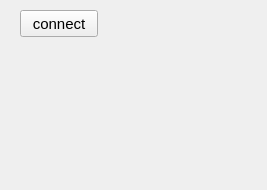
Before: the Qt Designer form QgsWpsDockWidget.ui in sourcepole/qgis-wps-client, drawn with Qt 5.
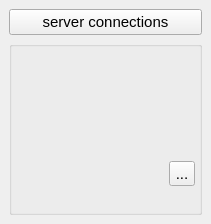
After: the same form once the commit is applied. Icons and pictures are not drawn.

Commit message: grundlegende initialisierung des widgets

The edit to the form file:
```diff
--- a/QgsWpsDockWidget.ui
+++ b/QgsWpsDockWidget.ui
@@ -6,8 +6,8 @@
    <rect>
     <x>0</x>
     <y>0</y>
-    <width>267</width>
-    <height>190</height>
+    <width>211</width>
+    <height>224</height>
    </rect>
   </property>
   <property name="minimumSize">
@@ -42,35 +42,39 @@
    <string>QgsWps</string>
   </property>
   <widget class="QWidget" name="dockWidgetContents">
-   <widget class="QLabel" name="warning">
-    <property name="geometry">
-     <rect>
-      <x>30</x>
-      <y>50</y>
-      <width>161</width>
-      <height>20</height>
-     </rect>
-    </property>
-    <property name="text">
-     <string/>
-    </property>
-    <property name="textFormat">
-     <enum>Qt::PlainText</enum>
-    </property>
-   </widget>
+   <layout class="QGridLayout" name="gridLayout">
+    <item row="0" column="0">
    <widget class="QPushButton" name="btnConnect">
+      <property name="text">
+       <string>server connections</string>
+      </property>
+     </widget>
+    </item>
+    <item row="1" column="0">
+     <widget class="QGroupBox" name="groupBox">
+      <property name="title">
+       <string/>
+      </property>
+      <widget class="QToolButton" name="toolButton">
     <property name="geometry">
      <rect>
-      <x>20</x>
-      <y>10</y>
-      <width>78</width>
-      <height>27</height>
+         <x>160</x>
+         <y>120</y>
+         <width>26</width>
+         <height>25</height>
      </rect>
     </property>
     <property name="text">
-     <string>connect</string>
-    </property>
-   </widget>
+        <string>...</string>
+       </property>
+       <property name="icon">
+        <iconset>
+         <normaloff>images/button_cancel.png</normaloff>images/button_cancel.png</iconset>
+       </property>
+      </widget>
+     </widget>
+    </item>
+   </layout>
   </widget>
  </widget>
  <resources/>
```
Left out of the diff: 2 changed lines with no effect on the pictures. Lines whose indentation alone changed are shown as unchanged.
